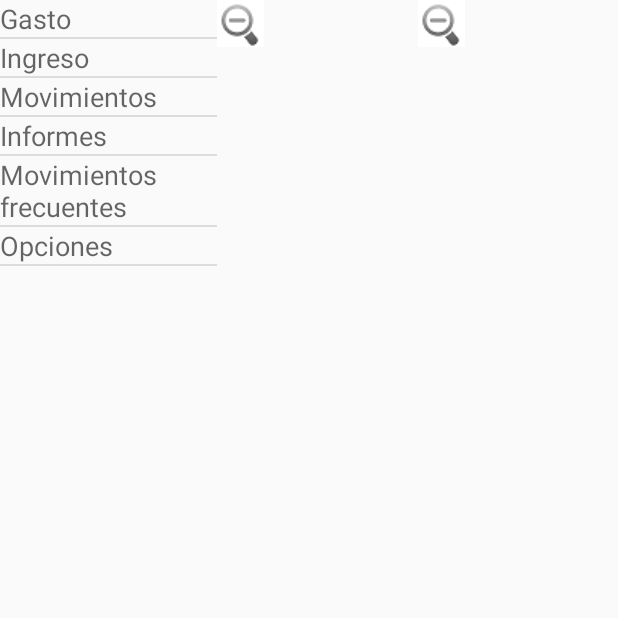
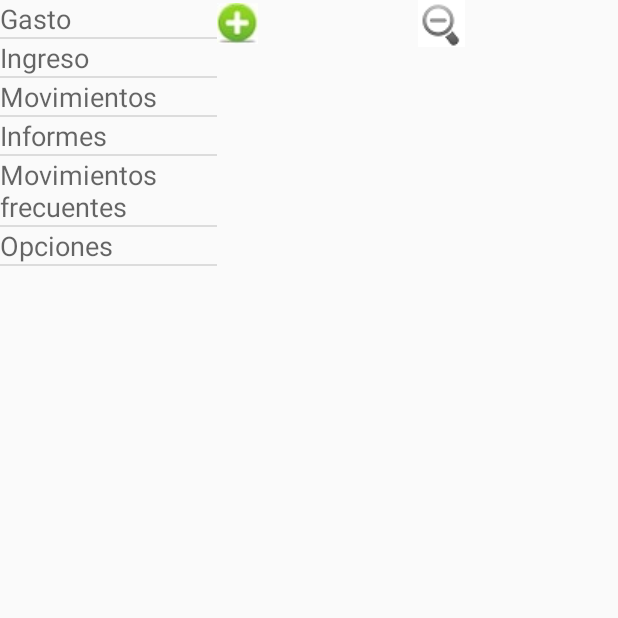
Before and after one commit to mm6891/FinDeMes, an Android app: the screen it shows after launch (MainActivity), after a tap on an icon or button, on a phone screen of 412 x 824 dp, the top half of it. Run offline under Robolectric (Android 15) with nearby library versions, the phone set to English and light mode, and no system bars; 3 other taps on this screen came first.

Commit message:
prueba subida proyecto github 12/02/15

```diff
--- a/app/src/main/java/globalsolutions/findemes/pantallas/MainActivity.java
+++ b/app/src/main/java/globalsolutions/findemes/pantallas/MainActivity.java
@@ -417,15 +417,21 @@ public class MainActivity extends FragmentActivity implements DatePickerDialog.O
 
     //eventos click filtro gasto e ingreso
     public void filtraGasto(View v){
-        //si no esta chequeado mostramos todos los gastos
-        boolean isChecked = ((CheckBox) findViewById(R.id.cbIconPlus)).isChecked();
-
+        ((CheckBox) findViewById(R.id.cbIconPlus)).setChecked(false);
         ((MovimientoAdapter) listViewMovs.getAdapter()).getFilter().filter(TIPO_MOVIMIENTO_GASTO);
+        //despues de aplicar el filtro obtenemos el estado de los checks y los pasamos al apapter
+        //boolean isCheckedPlus = ((CheckBox) findViewById(R.id.cbIconPlus)).isChecked();
+        //boolean isCheckedMinus = ((CheckBox) findViewById(R.id.cbIconMinus)).isChecked();
+        //((MovimientoAdapter) listViewMovs.getAdapter()).setCheckedMinus(isCheckedMinus);
+        //((MovimientoAdapter) listViewMovs.getAdapter()).setCheckedPlus(isCheckedPlus);
     }
     public void filtraIngreso(View v){
-        //si no esta chequeado mostramos todos los ingresos
-        boolean isChecked = ((CheckBox) findViewById(R.id.cbIconMinus)).isChecked();
-
+        ((CheckBox) findViewById(R.id.cbIconMinus)).setChecked(false);
         ((MovimientoAdapter)listViewMovs.getAdapter()).getFilter().filter(TIPO_MOVIMIENTO_INGRESO);
+        //despues de aplicar el filtro obtenemos el estado de los checks y los pasamos al apapter
+        //boolean isCheckedPlus = ((CheckBox) findViewById(R.id.cbIconPlus)).isChecked();
+        //boolean isCheckedMinus = ((CheckBox) findViewById(R.id.cbIconMinus)).isChecked();
+        //((MovimientoAdapter) listViewMovs.getAdapter()).setCheckedMinus(isCheckedMinus);
+        //((MovimientoAdapter) listViewMovs.getAdapter()).setCheckedPlus(isCheckedPlus);
     }
 }
--- a/app/src/main/java/globalsolutions/findemes/pantallas/MovimientoAdapter.java
+++ b/app/src/main/java/globalsolutions/findemes/pantallas/MovimientoAdapter.java
@@ -33,6 +33,27 @@ public class MovimientoAdapter extends BaseAdapter implements Filterable {
 
     public final String TIPO_MOVIMIENTO_GASTO = "GASTO";
     public final String TIPO_MOVIMIENTO_INGRESO = "INGRESO";
+
+    public boolean checkedPlus;
+
+    public boolean isCheckedPlus() {
+        return checkedPlus;
+    }
+
+    public void setCheckedPlus(boolean checkedPlus) {
+        this.checkedPlus = checkedPlus;
+    }
+
+    public boolean isCheckedMinus() {
+        return checkedMinus;
+    }
+
+    public void setCheckedMinus(boolean checkedMinus) {
+        this.checkedMinus = checkedMinus;
+    }
+
+    public boolean checkedMinus;
+
 
     public MovimientoAdapter(Context context, ArrayList<MovimientoItem> items) {
         this.context = context;
@@ -105,17 +126,18 @@ public class MovimientoAdapter extends BaseAdapter implements Filterable {
 
             @Override
             protected Filter.FilterResults performFiltering(CharSequence constraint) {
+                FilterResults results = new FilterResults();
 
-                if(constraint.toString().equals(TIPO_MOVIMIENTO_GASTO)){
-                    //ya esta filtrado
-                    if(items.size() == itemsFiltrado.size()){
+               /* if(constraint.toString().equals(TIPO_MOVIMIENTO_GASTO) && isCheckedMinus()
+                        || constraint.toString().equals(TIPO_MOVIMIENTO_INGRESO) && isCheckedPlus()){
+                    //ya esta filtrado, reiniciamos el filtro
+                   results.values = items;
+                    results.count = items.size();
 
-                    }
-                }
+                    return results;
+                }*/
 
                 String filterString = constraint.toString().toLowerCase();
-
-                FilterResults results = new FilterResults();
 
                 final ArrayList<MovimientoItem> list = items;
 
--- a/app/src/main/res/drawable-xhdpi/custom_minusfilter.xml
+++ b/app/src/main/res/drawable-xhdpi/custom_minusfilter.xml
@@ -2,6 +2,6 @@
 <selector  xmlns:android="http://schemas.android.com/apk/res/android" android:layout_height="match_parent"
      android:layout_width="wrap_content">
     <item android:state_checked="false" android:drawable="@drawable/minus_filter" />
-    <item android:state_checked="true" android:drawable="@drawable/plus_filter" />
+    <item android:state_checked="true" android:drawable="@drawable/minus" />
     <item android:drawable="@drawable/minus_filter" /> <!-- default -->
 </selector>
--- a/app/src/main/res/drawable-xhdpi/custom_plusfilter.xml
+++ b/app/src/main/res/drawable-xhdpi/custom_plusfilter.xml
@@ -2,6 +2,6 @@
 <selector  xmlns:android="http://schemas.android.com/apk/res/android" android:layout_height="match_parent"
      android:layout_width="wrap_content">
     <item android:state_checked="false" android:drawable="@drawable/plus_filter" />
-    <item android:state_checked="true" android:drawable="@drawable/minus_filter" />
+    <item android:state_checked="true" android:drawable="@drawable/plus" />
     <item android:drawable="@drawable/plus_filter" /> <!-- default -->
 </selector>
```
